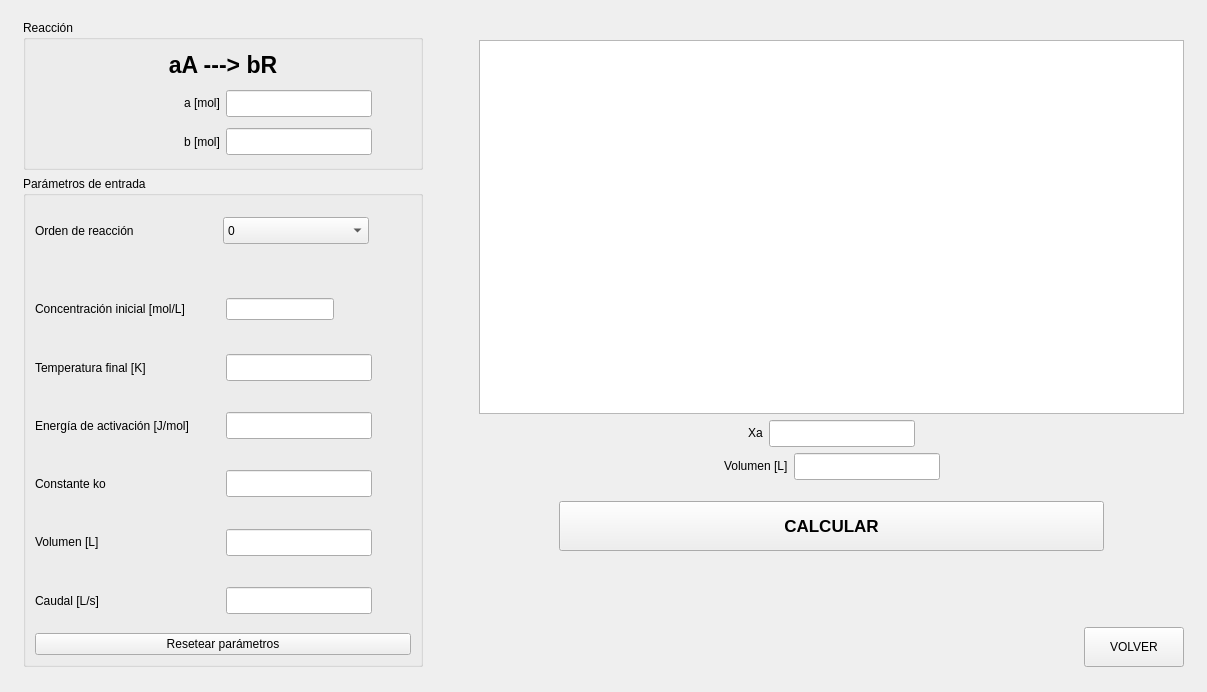
This is ventanas/ventana_MP_conversion.ui in elCaxper/calculo-de-reactores as Qt 5 draws it before an edit. The edited form follows.
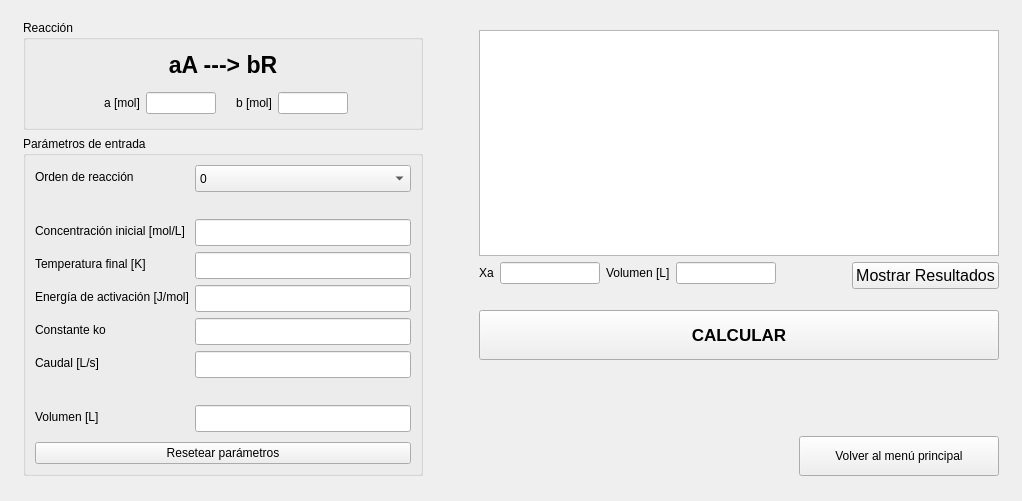
This is the edited form. Custom widgets are drawn as their Qt base class.

Patch:
```diff
--- a/ventanas/ventana_MP_conversion.ui
+++ b/ventanas/ventana_MP_conversion.ui
@@ -6,8 +6,8 @@
    <rect>
     <x>0</x>
     <y>0</y>
-    <width>1207</width>
-    <height>692</height>
+    <width>1022</width>
+    <height>501</height>
    </rect>
   </property>
   <property name="windowTitle">
@@ -49,13 +49,13 @@
        <property name="minimumSize">
         <size>
          <width>400</width>
-         <height>0</height>
+         <height>110</height>
         </size>
        </property>
        <property name="maximumSize">
         <size>
          <width>400</width>
-         <height>150</height>
+         <height>110</height>
         </size>
        </property>
        <property name="title">
@@ -88,43 +88,72 @@
             </item>
             <item>
              <layout class="QHBoxLayout" name="horizontalLayout_14">
-              <item alignment="Qt::AlignRight|Qt::AlignVCenter">
-               <widget class="QLabel" name="lb_cao_13">
-                <property name="text">
-                 <string>a [mol]</string>
+              <item>
+               <layout class="QFormLayout" name="formLayout">
+                <property name="fieldGrowthPolicy">
+                 <enum>QFormLayout::AllNonFixedFieldsGrow</enum>
                 </property>
-               </widget>
-              </item>
-              <item alignment="Qt::AlignLeft|Qt::AlignVCenter">
-               <widget class="QLineEdit" name="le_molA">
-                <property name="minimumSize">
-                 <size>
-                  <width>146</width>
-                  <height>27</height>
-                 </size>
+                <property name="formAlignment">
+                 <set>Qt::AlignRight|Qt::AlignTrailing|Qt::AlignVCenter</set>
                 </property>
-               </widget>
+                <item row="0" column="0">
+                 <widget class="QLabel" name="lb_cao_13">
+                  <property name="text">
+                   <string>a [mol]</string>
+                  </property>
+                 </widget>
+                </item>
+                <item row="0" column="1">
+                 <widget class="QLineEdit" name="le_molA">
+                  <property name="maximumSize">
+                   <size>
+                    <width>70</width>
+                    <height>16777215</height>
+                   </size>
+                  </property>
+                 </widget>
+                </item>
+               </layout>
               </item>
-             </layout>
-            </item>
-            <item>
-             <layout class="QHBoxLayout" name="horizontalLayout_16">
-              <item alignment="Qt::AlignRight|Qt::AlignVCenter">
-               <widget class="QLabel" name="lb_cao_14">
-                <property name="text">
-                 <string>b [mol]</string>
+              <item>
+               <spacer name="horizontalSpacer">
+                <property name="orientation">
+                 <enum>Qt::Horizontal</enum>
                 </property>
-               </widget>
-              </item>
-              <item alignment="Qt::AlignLeft|Qt::AlignVCenter">
-               <widget class="QLineEdit" name="le_molB">
-                <property name="minimumSize">
+                <property name="sizeType">
+                 <enum>QSizePolicy::Fixed</enum>
+                </property>
+                <property name="sizeHint" stdset="0">
                  <size>
-                  <width>146</width>
-                  <height>27</height>
+                  <width>20</width>
+                  <height>20</height>
                  </size>
                 </property>
-               </widget>
+               </spacer>
+              </item>
+              <item>
+               <layout class="QFormLayout" name="formLayout_2">
+                <property name="formAlignment">
+                 <set>Qt::AlignLeading|Qt::AlignLeft|Qt::AlignVCenter</set>
+                </property>
+                <item row="0" column="0">
+                 <widget class="QLabel" name="lb_cao_14">
+                  <property name="text">
+                   <string>b [mol]</string>
+                  </property>
+                 </widget>
+                </item>
+                <item row="0" column="1">
+                 <widget class="QLineEdit" name="le_molB">
+                  <property name="maximumSize">
+                   <size>
+                    <width>70</width>
+                    <height>16777215</height>
+                   </size>
+                  </property>
+                 </widget>
+                </item>
+               </layout>
               </item>
              </layout>
             </item>
@@ -154,174 +183,125 @@
        </property>
        <layout class="QVBoxLayout" name="verticalLayout">
         <item>
-         <layout class="QHBoxLayout" name="horizontalLayout_7">
-          <property name="spacing">
-           <number>0</number>
+         <layout class="QFormLayout" name="formLayout_3">
+          <property name="fieldGrowthPolicy">
+           <enum>QFormLayout::AllNonFixedFieldsGrow</enum>
           </property>
-          <property name="leftMargin">
-           <number>0</number>
-          </property>
-          <property name="rightMargin">
-           <number>0</number>
-          </property>
-          <item alignment="Qt::AlignLeft|Qt::AlignVCenter">
+          <item row="0" column="0">
            <widget class="QLabel" name="lb_cao_6">
             <property name="text">
              <string>Orden de reacción</string>
             </property>
            </widget>
           </item>
-          <item alignment="Qt::AlignLeft|Qt::AlignVCenter">
-           <widget class="QComboBox" name="cb_orden">
-            <property name="minimumSize">
-             <size>
-              <width>146</width>
-              <height>27</height>
-             </size>
-            </property>
-            <item>
-             <property name="text">
-              <string>0</string>
-             </property>
-            </item>
-            <item>
-             <property name="text">
-              <string>1</string>
-             </property>
-            </item>
-            <item>
-             <property name="text">
-              <string>2</string>
-             </property>
-            </item>
-           </widget>
-          </item>
-         </layout>
-        </item>
-        <item>
-         <spacer name="verticalSpacer">
-          <property name="orientation">
-           <enum>Qt::Vertical</enum>
-          </property>
-          <property name="sizeType">
-           <enum>QSizePolicy::Fixed</enum>
-          </property>
-          <property name="sizeHint" stdset="0">
-           <size>
-            <width>20</width>
-            <height>20</height>
-           </size>
-          </property>
-         </spacer>
-        </item>
-        <item>
-         <layout class="QHBoxLayout" name="horizontalLayout_6">
-          <item alignment="Qt::AlignLeft|Qt::AlignVCenter">
+          <item row="2" column="0">
            <widget class="QLabel" name="lb_cao_5">
             <property name="text">
              <string>Concentración inicial [mol/L]</string>
             </property>
            </widget>
           </item>
-          <item alignment="Qt::AlignLeft|Qt::AlignVCenter">
-           <widget class="QLineEdit" name="le_concentracion_ini"/>
-          </item>
-         </layout>
-        </item>
-        <item>
-         <layout class="QHBoxLayout" name="horizontalLayout_10">
-          <item alignment="Qt::AlignLeft|Qt::AlignVCenter">
+          <item row="3" column="0">
            <widget class="QLabel" name="lb_cao_9">
             <property name="text">
              <string>Temperatura final [K]</string>
             </property>
            </widget>
           </item>
-          <item alignment="Qt::AlignLeft|Qt::AlignVCenter">
-           <widget class="QLineEdit" name="le_temp_fin">
-            <property name="minimumSize">
-             <size>
-              <width>146</width>
-              <height>27</height>
-             </size>
-            </property>
-           </widget>
-          </item>
-         </layout>
-        </item>
-        <item>
-         <layout class="QHBoxLayout" name="horizontalLayout_5">
-          <item alignment="Qt::AlignLeft|Qt::AlignVCenter">
+          <item row="4" column="0">
            <widget class="QLabel" name="lb_cao_4">
             <property name="text">
              <string>Energía de activación [J/mol]</string>
             </property>
            </widget>
           </item>
-          <item alignment="Qt::AlignLeft|Qt::AlignVCenter">
-           <widget class="QLineEdit" name="le_ener_act">
-            <property name="minimumSize">
-             <size>
-              <width>146</width>
-              <height>27</height>
-             </size>
-            </property>
-           </widget>
-          </item>
-         </layout>
-        </item>
-        <item>
-         <layout class="QHBoxLayout" name="horizontalLayout_8">
-          <item alignment="Qt::AlignLeft|Qt::AlignVCenter">
+          <item row="5" column="0">
            <widget class="QLabel" name="lb_cao_7">
             <property name="text">
              <string>Constante ko</string>
             </property>
            </widget>
           </item>
-          <item alignment="Qt::AlignLeft|Qt::AlignVCenter">
-           <widget class="QLineEdit" name="le_k">
-            <property name="minimumSize">
-             <size>
-              <width>146</width>
-              <height>27</height>
-             </size>
-            </property>
-           </widget>
-          </item>
-         </layout>
-        </item>
-        <item>
-         <layout class="QHBoxLayout" name="horizontalLayout_13">
-          <item alignment="Qt::AlignLeft|Qt::AlignVCenter">
-           <widget class="QLabel" name="lb_cao">
-            <property name="text">
-             <string>Volumen [L]</string>
-            </property>
-           </widget>
-          </item>
-          <item alignment="Qt::AlignLeft|Qt::AlignVCenter">
-           <widget class="QLineEdit" name="le_volumen_2">
-            <property name="minimumSize">
-             <size>
-              <width>146</width>
-              <height>27</height>
-             </size>
-            </property>
-           </widget>
-          </item>
-         </layout>
-        </item>
-        <item>
-         <layout class="QHBoxLayout" name="horizontalLayout_9">
-          <item alignment="Qt::AlignLeft|Qt::AlignVCenter">
+          <item row="6" column="0">
            <widget class="QLabel" name="lb_cao_8">
             <property name="text">
              <string>Caudal [L/s]</string>
             </property>
            </widget>
           </item>
-          <item alignment="Qt::AlignLeft|Qt::AlignVCenter">
+          <item row="8" column="0">
+           <widget class="QLabel" name="lb_cao">
+            <property name="text">
+             <string>Volumen [L]</string>
+            </property>
+           </widget>
+          </item>
+          <item row="0" column="1">
+           <widget class="QComboBox" name="cb_orden">
+            <property name="minimumSize">
+             <size>
+              <width>146</width>
+              <height>27</height>
+             </size>
+            </property>
+            <item>
+             <property name="text">
+              <string>0</string>
+             </property>
+            </item>
+            <item>
+             <property name="text">
+              <string>1</string>
+             </property>
+            </item>
+            <item>
+             <property name="text">
+              <string>2</string>
+             </property>
+            </item>
+           </widget>
+          </item>
+          <item row="2" column="1">
+           <widget class="QLineEdit" name="le_concentracion_ini">
+            <property name="minimumSize">
+             <size>
+              <width>146</width>
+              <height>27</height>
+             </size>
+            </property>
+           </widget>
+          </item>
+          <item row="3" column="1">
+           <widget class="QLineEdit" name="le_temp_fin">
+            <property name="minimumSize">
+             <size>
+              <width>146</width>
+              <height>27</height>
+             </size>
+            </property>
+           </widget>
+          </item>
+          <item row="4" column="1">
+           <widget class="QLineEdit" name="le_ener_act">
+            <property name="minimumSize">
+             <size>
+              <width>146</width>
+              <height>27</height>
+             </size>
+            </property>
+           </widget>
+          </item>
+          <item row="5" column="1">
+           <widget class="QLineEdit" name="le_k">
+            <property name="minimumSize">
+             <size>
+              <width>146</width>
+              <height>27</height>
+             </size>
+            </property>
+           </widget>
+          </item>
+          <item row="6" column="1">
            <widget class="QLineEdit" name="le_caudal">
             <property name="minimumSize">
              <size>
@@ -331,6 +311,48 @@
             </property>
            </widget>
           </item>
+          <item row="8" column="1">
+           <widget class="QLineEdit" name="le_volumen_2">
+            <property name="minimumSize">
+             <size>
+              <width>146</width>
+              <height>27</height>
+             </size>
+            </property>
+           </widget>
+          </item>
+          <item row="7" column="0">
+           <spacer name="verticalSpacer_4">
+            <property name="orientation">
+             <enum>Qt::Vertical</enum>
+            </property>
+            <property name="sizeType">
+             <enum>QSizePolicy::Fixed</enum>
+            </property>
+            <property name="sizeHint" stdset="0">
+             <size>
+              <width>20</width>
+              <height>15</height>
+             </size>
+            </property>
+           </spacer>
+          </item>
+          <item row="1" column="0">
+           <spacer name="verticalSpacer">
+            <property name="orientation">
+             <enum>Qt::Vertical</enum>
+            </property>
+            <property name="sizeType">
+             <enum>QSizePolicy::Fixed</enum>
+            </property>
+            <property name="sizeHint" stdset="0">
+             <size>
+              <width>20</width>
+              <height>15</height>
+             </size>
+            </property>
+           </spacer>
+          </item>
          </layout>
         </item>
         <item>
@@ -376,7 +398,7 @@
          <property name="sizeHint" stdset="0">
           <size>
            <width>20</width>
-           <height>20</height>
+           <height>10</height>
           </size>
          </property>
         </spacer>
@@ -385,7 +407,7 @@
         <widget class="PlotWidget" name="plot">
          <property name="minimumSize">
           <size>
-           <width>685</width>
+           <width>500</width>
            <height>0</height>
           </size>
          </property>
@@ -399,34 +421,52 @@
      <item>
       <layout class="QHBoxLayout" name="horizontalLayout_11">
        <item>
-        <spacer name="horizontalSpacer_5">
-         <property name="orientation">
-          <enum>Qt::Horizontal</enum>
+        <layout class="QFormLayout" name="formLayout_4">
+         <property name="topMargin">
+          <number>0</number>
          </property>
-         <property name="sizeHint" stdset="0">
-          <size>
-           <width>40</width>
-           <height>20</height>
-          </size>
-         </property>
-        </spacer>
+         <item row="0" column="0">
+          <widget class="QLabel" name="lb_cao_10">
+           <property name="text">
+            <string>Xa</string>
+           </property>
+          </widget>
+         </item>
+         <item row="0" column="1">
+          <widget class="QLineEdit" name="le_xa">
+           <property name="maximumSize">
+            <size>
+             <width>100</width>
+             <height>16777215</height>
+            </size>
+           </property>
+          </widget>
+         </item>
+        </layout>
        </item>
-       <item alignment="Qt::AlignRight|Qt::AlignVCenter">
-        <widget class="QLabel" name="lb_cao_10">
-         <property name="text">
-          <string>Xa</string>
+       <item>
+        <layout class="QFormLayout" name="formLayout_5">
+         <property name="topMargin">
+          <number>0</number>
          </property>
-        </widget>
-       </item>
-       <item alignment="Qt::AlignLeft|Qt::AlignVCenter">
-        <widget class="QLineEdit" name="le_xa">
-         <property name="minimumSize">
-          <size>
-           <width>146</width>
-           <height>27</height>
-          </size>
-         </property>
-        </widget>
+         <item row="0" column="0">
+          <widget class="QLabel" name="lb_cao_2">
+           <property name="text">
+            <string>Volumen [L]</string>
+           </property>
+          </widget>
+         </item>
+         <item row="0" column="1">
+          <widget class="QLineEdit" name="le_volumen">
+           <property name="maximumSize">
+            <size>
+             <width>100</width>
+             <height>16777215</height>
+            </size>
+           </property>
+          </widget>
+         </item>
+        </layout>
        </item>
        <item>
         <spacer name="horizontalSpacer_7">
@@ -441,52 +481,37 @@
          </property>
         </spacer>
        </item>
-      </layout>
-     </item>
-     <item>
-      <layout class="QHBoxLayout" name="horizontalLayout_3">
        <item>
-        <spacer name="horizontalSpacer_6">
-         <property name="orientation">
-          <enum>Qt::Horizontal</enum>
+        <widget class="QPushButton" name="btn_mostrar_resultados">
+         <property name="sizePolicy">
+          <sizepolicy hsizetype="Minimum" vsizetype="Fixed">
+           <horstretch>0</horstretch>
+           <verstretch>0</verstretch>
+          </sizepolicy>
          </property>
-         <property name="sizeHint" stdset="0">
-          <size>
-           <width>40</width>
-           <height>20</height>
-          </size>
-         </property>
-        </spacer>
-       </item>
-       <item alignment="Qt::AlignRight|Qt::AlignVCenter">
-        <widget class="QLabel" name="lb_cao_2">
-         <property name="text">
-          <string>Volumen [L]</string>
-         </property>
-        </widget>
-       </item>
-       <item alignment="Qt::AlignLeft|Qt::AlignVCenter">
-        <widget class="QLineEdit" name="le_volumen">
          <property name="minimumSize">
           <size>
-           <width>146</width>
-           <height>27</height>
-          </size>
-         </property>
-        </widget>
-       </item>
-       <item>
-        <spacer name="horizontalSpacer_8">
-         <property name="orientation">
-          <enum>Qt::Horizontal</enum>
-         </property>
-         <property name="sizeHint" stdset="0">
-          <size>
-           <width>40</width>
+           <width>0</width>
            <height>20</height>
           </size>
          </property>
-        </spacer>
+         <property name="baseSize">
+          <size>
+           <width>0</width>
+           <height>0</height>
+          </size>
+         </property>
+         <property name="font">
+          <font>
+           <pointsize>12</pointsize>
+           <weight>50</weight>
+           <bold>false</bold>
+          </font>
+         </property>
+         <property name="text">
+          <string>Mostrar Resultados</string>
+         </property>
+        </widget>
        </item>
       </layout>
      </item>
@@ -508,22 +533,6 @@
      </item>
      <item>
       <layout class="QHBoxLayout" name="horizontalLayout_17">
-       <item>
-        <spacer name="horizontalSpacer">
-         <property name="orientation">
-          <enum>Qt::Horizontal</enum>
-         </property>
-         <property name="sizeType">
-          <enum>QSizePolicy::Fixed</enum>
-         </property>
-         <property name="sizeHint" stdset="0">
-          <size>
-           <width>80</width>
-           <height>20</height>
-          </size>
-         </property>
-        </spacer>
-       </item>
        <item>
         <widget class="QPushButton" name="btn_ejecutar">
          <property name="sizePolicy">
@@ -556,22 +565,6 @@
          </property>
         </widget>
        </item>
-       <item>
-        <spacer name="horizontalSpacer_2">
-         <property name="orientation">
-          <enum>Qt::Horizontal</enum>
-         </property>
-         <property name="sizeType">
-          <enum>QSizePolicy::Fixed</enum>
-         </property>
-         <property name="sizeHint" stdset="0">
-          <size>
-           <width>80</width>
-           <height>20</height>
-          </size>
-         </property>
-        </spacer>
-       </item>
       </layout>
      </item>
      <item>
@@ -615,18 +608,18 @@
         <widget class="QPushButton" name="btn_cerrar">
          <property name="minimumSize">
           <size>
-           <width>100</width>
+           <width>200</width>
            <height>40</height>
           </size>
          </property>
          <property name="maximumSize">
           <size>
-           <width>100</width>
+           <width>200</width>
            <height>40</height>
           </size>
          </property>
          <property name="text">
-          <string>VOLVER</string>
+          <string>Volver al menú principal</string>
          </property>
         </widget>
        </item>
```
